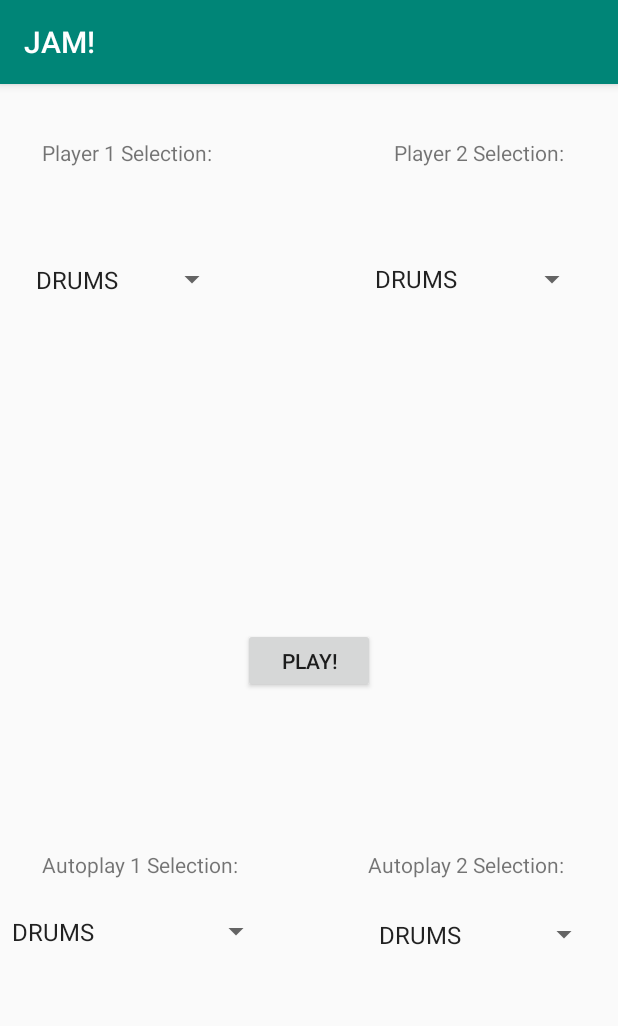
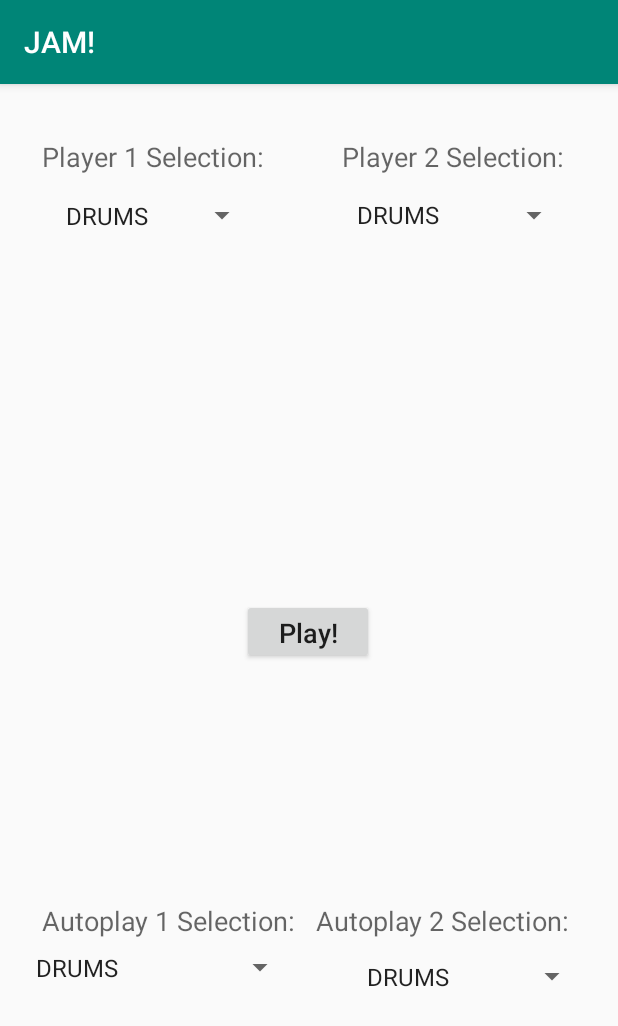
Before and after one commit to sellerskyle/PlaywareGroup2Final, an Android app: the InstrumentSelectionActivity screen opened directly, with no data from a screen before it, on a phone screen of 412 x 824 dp. Shown: the top 1026 px of the screen. Run offline under Robolectric (Android 15) with nearby library versions, the phone set to English and light mode, and no system bars; libraries missing offline, so code that uses them is left out: com.livelife.motolibrary; 2 statements that could not run were skipped.

Commit message:
prettifying instrument selection

```diff
--- a/app/src/main/java/com/example/miniproject/InstrumentSelectionActivity.java
+++ b/app/src/main/java/com/example/miniproject/InstrumentSelectionActivity.java
@@ -37,6 +37,8 @@ public class InstrumentSelectionActivity extends AppCompatActivity implements Ad
 
     TextView player3Text;
     TextView player4Text;
+    TextView selectionText;
+
     Button playButton;
 
     String[] selectedInstruments = {"","","",""};
@@ -69,8 +71,8 @@ public class InstrumentSelectionActivity extends AppCompatActivity implements Ad
 
         for(int i = 0 ; i < numberOfPlayers; i++){
             for(int j = 1 ; j <= tilesPerPlayer; j++){
-                connection.setTileColor(color[i], i);
-                connection.setTileColorRelease(color[i], i);
+                connection.setTileColor(color[i], j);
+                connection.setTileColorRelease(color[i], j);
             }
         }
 
@@ -111,14 +113,17 @@ public class InstrumentSelectionActivity extends AppCompatActivity implements Ad
         player4.setOnItemSelectedListener(this);
 
         playButton = findViewById(R.id.playButton);
+        selectionText = findViewById(R.id.selectionMessage);
         playButton.setOnClickListener(new View.OnClickListener() {
 
             @Override
             public void onClick(View view) {
                 if(!isFull(selectedInstruments)){
                     //display text stating to select an instrument for all players
+                    selectionText.setText("Choose an instrument for each player!");
                 } else if(!isUnique(selectedInstruments)) {
                     //display relevant message
+                    selectionText.setText("Choose a unique instrument for each player!");
                 } else {
                     connection.unregisterListener(InstrumentSelectionActivity.this);
                     Intent i = new Intent(InstrumentSelectionActivity.this, PlayActivity.class);
--- a/app/src/main/res/layout/activity_instrument_selection.xml
+++ b/app/src/main/res/layout/activity_instrument_selection.xml
@@ -10,9 +10,9 @@
         android:id="@+id/player4"
         android:layout_width="wrap_content"
         android:layout_height="wrap_content"
-        android:layout_marginEnd="36dp"
-        android:layout_marginBottom="12dp"
+        android:layout_marginEnd="32dp"
         android:text="Player 4 Selection:"
+        android:textAppearance="@android:style/TextAppearance.Material.Medium"
         app:layout_constraintBottom_toTopOf="@+id/player4selection"
         app:layout_constraintEnd_toEndOf="parent" />
 
@@ -20,8 +20,8 @@
         android:id="@+id/player4selection"
         android:layout_width="155dp"
         android:layout_height="50dp"
-        android:layout_marginEnd="12dp"
-        android:layout_marginBottom="176dp"
+        android:layout_marginEnd="20dp"
+        android:layout_marginBottom="148dp"
         app:layout_constraintBottom_toBottomOf="parent"
         app:layout_constraintEnd_toEndOf="parent" />
 
@@ -32,6 +32,7 @@
         android:layout_marginStart="28dp"
         android:layout_marginTop="36dp"
         android:text="Player 1 Selection:"
+        android:textAppearance="@android:style/TextAppearance.Material.Medium"
         app:layout_constraintStart_toStartOf="parent"
         app:layout_constraintTop_toTopOf="parent" />
 
@@ -39,8 +40,8 @@
         android:id="@+id/player1selection"
         android:layout_width="136dp"
         android:layout_height="38dp"
-        android:layout_marginStart="16dp"
-        android:layout_marginTop="56dp"
+        android:layout_marginStart="36dp"
+        android:layout_marginTop="8dp"
         app:layout_constraintStart_toStartOf="parent"
         app:layout_constraintTop_toBottomOf="@+id/player1" />
 
@@ -51,6 +52,7 @@
         android:layout_marginTop="36dp"
         android:layout_marginEnd="36dp"
         android:text="Player 2 Selection:"
+        android:textAppearance="@android:style/TextAppearance.Material.Medium"
         app:layout_constraintEnd_toEndOf="parent"
         app:layout_constraintTop_toTopOf="parent" />
 
@@ -58,8 +60,8 @@
         android:id="@+id/player2selection"
         android:layout_width="150dp"
         android:layout_height="37dp"
-        android:layout_marginTop="56dp"
-        android:layout_marginEnd="20dp"
+        android:layout_marginTop="8dp"
+        android:layout_marginEnd="32dp"
         app:layout_constraintEnd_toEndOf="parent"
         app:layout_constraintTop_toBottomOf="@+id/player2" />
 
@@ -68,8 +70,8 @@
         android:layout_width="wrap_content"
         android:layout_height="wrap_content"
         android:layout_marginStart="28dp"
-        android:layout_marginBottom="16dp"
         android:text="Player 3 Selection:"
+        android:textAppearance="@android:style/TextAppearance.Material.Medium"
         app:layout_constraintBottom_toTopOf="@+id/player3selection"
         app:layout_constraintStart_toStartOf="parent" />
 
@@ -77,7 +79,8 @@
         android:id="@+id/player3selection"
         android:layout_width="181dp"
         android:layout_height="38dp"
-        android:layout_marginBottom="184dp"
+        android:layout_marginStart="16dp"
+        android:layout_marginBottom="160dp"
         app:layout_constraintBottom_toBottomOf="parent"
         app:layout_constraintStart_toStartOf="parent" />
 
@@ -89,11 +92,29 @@
         android:layout_marginTop="8dp"
         android:layout_marginEnd="8dp"
         android:layout_marginBottom="8dp"
+        android:fontFamily="sans-serif-medium"
         android:text="Play!"
+        android:textAlignment="center"
+        android:textAllCaps="false"
+        android:textSize="18sp"
         app:layout_constraintBottom_toBottomOf="parent"
         app:layout_constraintEnd_toEndOf="parent"
+        app:layout_constraintHorizontal_bias="0.498"
         app:layout_constraintStart_toStartOf="parent"
-        app:layout_constraintTop_toTopOf="parent" />
+        app:layout_constraintTop_toTopOf="parent"
+        app:layout_constraintVertical_bias="0.473" />
+
+    <TextView
+        android:id="@+id/selectionMessage"
+        android:layout_width="wrap_content"
+        android:layout_height="wrap_content"
+        android:textAlignment="center"
+        android:textAppearance="@android:style/TextAppearance.Material.Medium"
+        android:textColor="@color/Red"
+        app:layout_constraintTop_toBottomOf="@id/playButton"
+        app:layout_constraintStart_toStartOf="parent"
+        app:layout_constraintEnd_toEndOf="parent"
+        tools:layout_editor_absoluteX="133dp" />
 
 
 </android.support.constraint.ConstraintLayout>
--- a/app/src/main/res/values/colors.xml
+++ b/app/src/main/res/values/colors.xml
@@ -3,4 +3,5 @@
     <color name="colorPrimary">#008577</color>
     <color name="colorPrimaryDark">#00574B</color>
     <color name="colorAccent">#D81B60</color>
+    <color name="Red">#FF0000</color>
 </resources>
```
